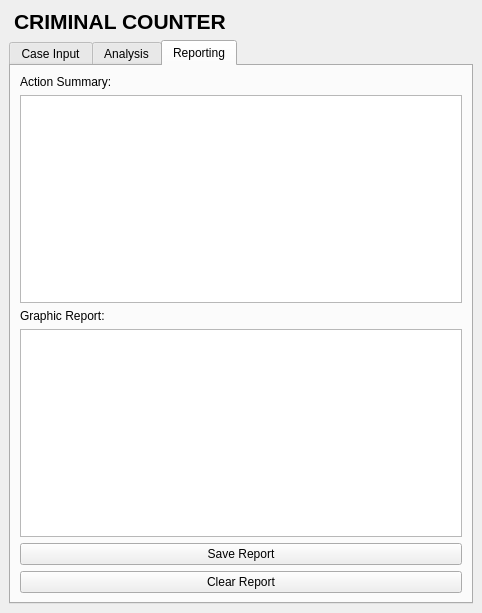
Qt form criminal_counter/criminal_counter_dockwidget_base.ui (DaveyOldenburg/2017_Group6_Criminal_Counter) before a commit.
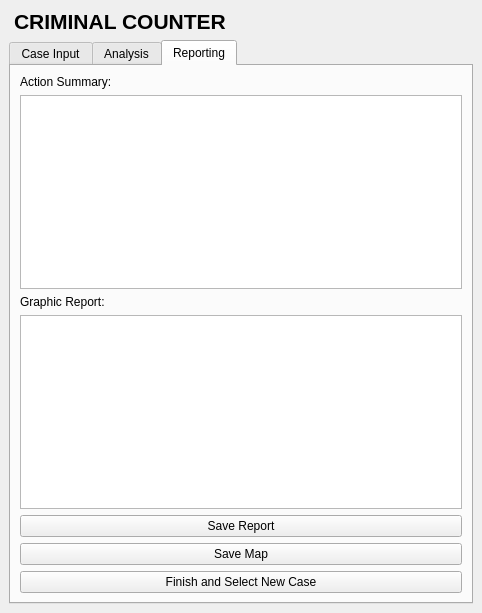
The same form after that commit. Icons and pictures are not drawn.

```diff
--- a/criminal_counter/criminal_counter_dockwidget_base.ui
+++ b/criminal_counter/criminal_counter_dockwidget_base.ui
@@ -257,10 +257,17 @@
           </property>
          </widget>
         </item>
+        <item>
+         <widget class="QPushButton" name="button_save_2">
+          <property name="text">
+           <string>Save Map</string>
+          </property>
+         </widget>
+        </item>
         <item>
          <widget class="QPushButton" name="button_clear">
           <property name="text">
-           <string>Clear Report</string>
+           <string>Finish and Select New Case</string>
           </property>
          </widget>
         </item>
```
Left out of the diff: 10 changed lines with no effect on the pictures.
